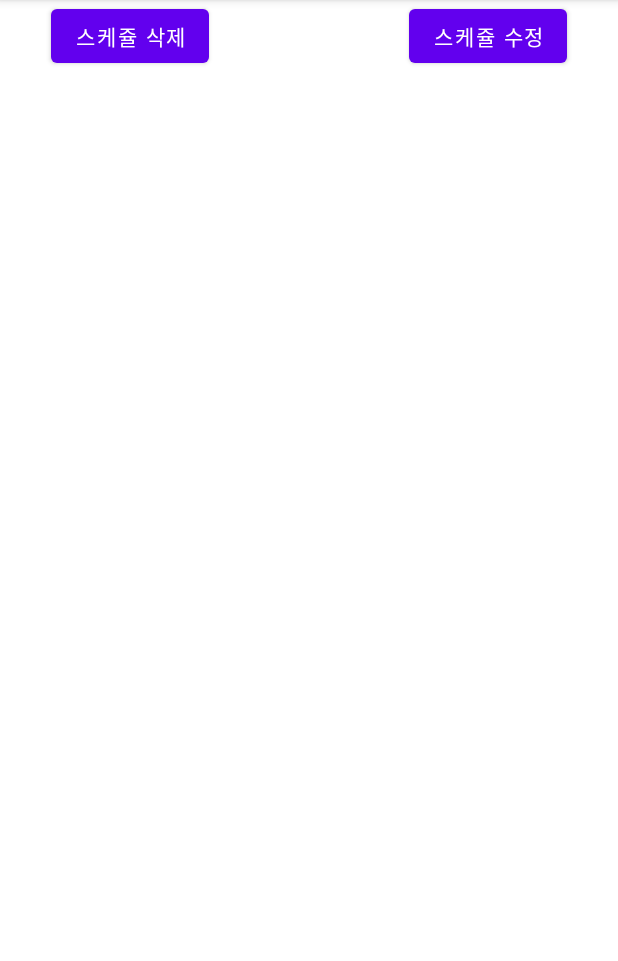
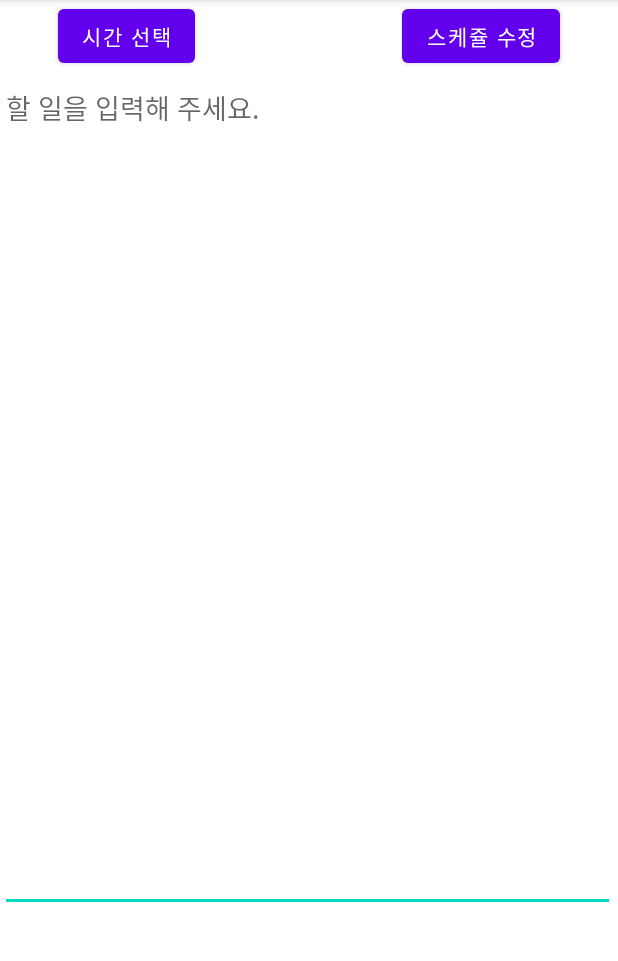
Before and after one commit to applepepsi/dontforget, an Android app: the ModifySchedule screen opened directly, with no data from a screen before it, on a phone screen of 412 x 824 dp, the part 84-1045 px from its top. Run offline under Robolectric (Android 15) with nearby library versions, the light colour scheme and no system bars.

Commit message:
삭제 수정 절반 구현

```diff
--- a/app/src/main/java/com/example/dontforget/model/ModifySchedule.kt
+++ b/app/src/main/java/com/example/dontforget/model/ModifySchedule.kt
@@ -1,26 +1,37 @@
 package com.example.dontforget.model
 
+import android.app.Activity
+import android.content.Intent
 import androidx.appcompat.app.AppCompatActivity
 import android.os.Bundle
+import android.util.Log
 import android.view.View
 import android.widget.PopupMenu
+import com.example.dontforget.MainActivity
 import com.example.dontforget.R
-import com.example.dontforget.databinding.ActivityDeleteOrModifyPopUpBinding
+
 import com.example.dontforget.databinding.ActivityMainBinding
+import com.example.dontforget.databinding.ActivityModifyScheduleBinding
+import com.example.dontforget.model.db.ScheduleModel
 
 class ModifySchedule : AppCompatActivity() {
-    val binding by lazy{ ActivityDeleteOrModifyPopUpBinding.inflate(layoutInflater)}
+    val binding by lazy{ ActivityModifyScheduleBinding.inflate(layoutInflater)}
     override fun onCreate(savedInstanceState: Bundle?) {
         super.onCreate(savedInstanceState)
         setContentView(binding.root)
 
+        val scheduleText = intent.getStringExtra("scheduleText")
 
-//        binding.deleteSchedule.setOnClickListener{
-//
-//        }
-//        binding.modifySchedule.setOnClickListener{
-//
-//        }
+        if (scheduleText != null) {
+            binding.scheduleText.setText(scheduleText)
+        }
+
+        val modifyIntent=Intent(this, MainActivity::class.java)
+
+        binding.modifyScheduleButton.setOnClickListener{
+            modifyIntent.putExtra("modifyText", binding.scheduleText.text.toString())
+            startActivity(modifyIntent)
+            finish()
+        }
     }
-
 }
--- a/app/src/main/res/layout/activity_delete_or_modify_pop_up.xml
+++ b/app/src/main/res/layout/activity_modify_schedule.xml
@@ -8,21 +8,34 @@
 
 
     <Button
-        android:id="@+id/deleteSchedule"
+        android:id="@+id/timeModifyButton"
         android:layout_width="wrap_content"
         android:layout_height="wrap_content"
-        android:text="스케쥴 삭제"
-        app:layout_constraintEnd_toStartOf="@+id/modifySchedule"
+        android:text="시간 선택"
+        app:layout_constraintEnd_toStartOf="@+id/modifyScheduleButton"
         app:layout_constraintStart_toStartOf="parent"
         app:layout_constraintTop_toTopOf="parent" />
 
     <Button
-        android:id="@+id/modifySchedule"
+        android:id="@+id/modifyScheduleButton"
         android:layout_width="wrap_content"
         android:layout_height="wrap_content"
         android:layout_marginStart="100dp"
         android:text="스케쥴 수정"
         app:layout_constraintEnd_toEndOf="parent"
-        app:layout_constraintStart_toEndOf="@+id/deleteSchedule"
+        app:layout_constraintStart_toEndOf="@+id/timeModifyButton"
         app:layout_constraintTop_toTopOf="parent" />
+
+    <EditText
+        android:id="@+id/scheduleText"
+        android:layout_width="410dp"
+        android:layout_height="560dp"
+        android:gravity="top"
+        android:hint="할 일을 입력해 주세요."
+        app:layout_constraintBottom_toBottomOf="parent"
+        app:layout_constraintEnd_toEndOf="parent"
+        app:layout_constraintHorizontal_bias="0.0"
+        app:layout_constraintStart_toStartOf="parent"
+        app:layout_constraintTop_toBottomOf="@+id/timeModifyButton"
+        app:layout_constraintVertical_bias="0.0" />
 </androidx.constraintlayout.widget.ConstraintLayout>
```
Also changed, not shown: app/src/main/java/com/example/dontforget/MainActivity.kt (+18 -6 lines).
